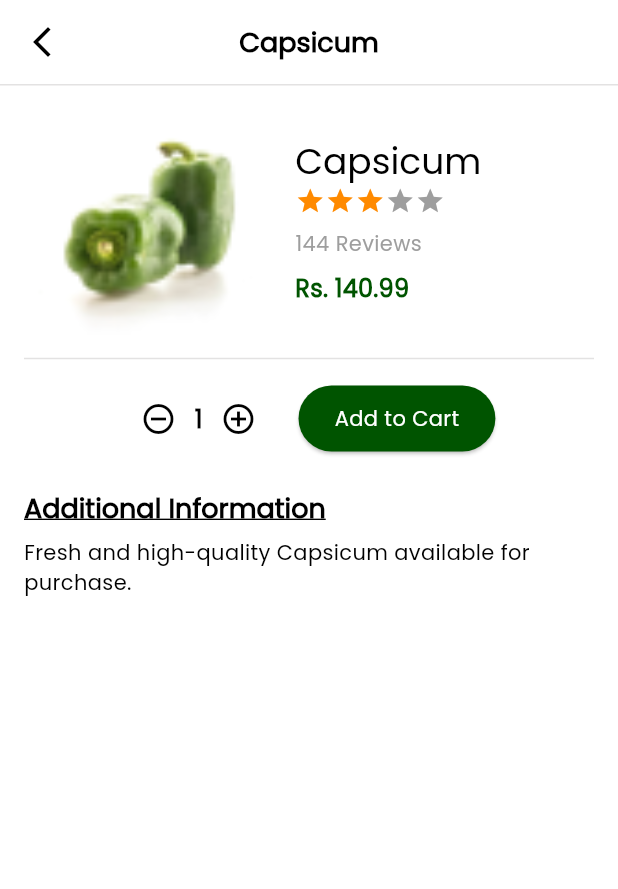
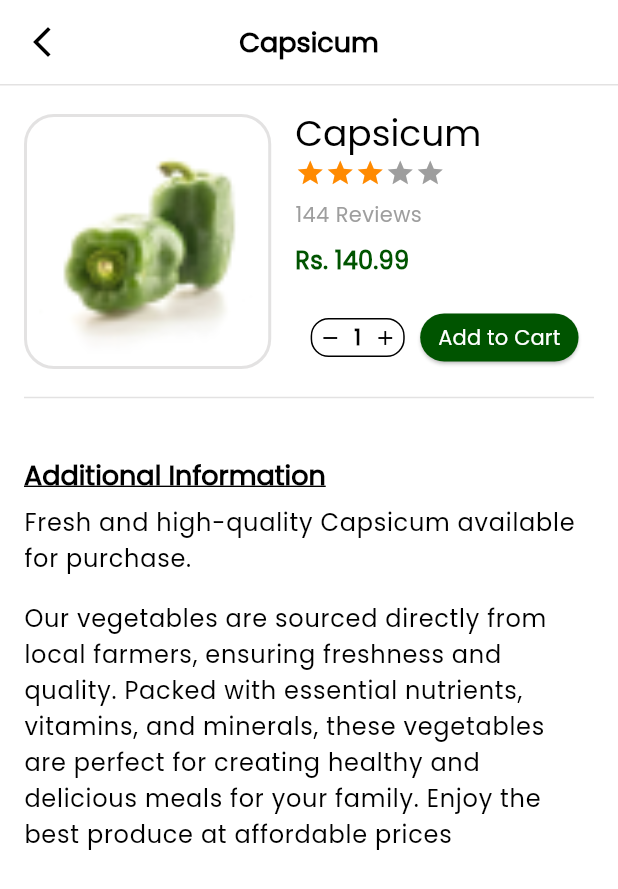
Before and after one commit to Sunichiii/laliguras_shopkeeper_app, a Flutter app: the BulkOrderPage screen opened by its route, after a tap on "Capsicum", on a phone screen of 412 x 824 dp. Shown: the top 889 px of the screen. Run offline on Flutter 3.47's test engine with Material 3 defaults, Android fonts, the light colour scheme and no system bars.

Commit message:
added changes to UI

```diff
--- a/lib/presentation/screens/primary screens/shopkeeper_homepage.dart
+++ b/lib/presentation/screens/primary screens/shopkeeper_homepage.dart
@@ -1,7 +1,7 @@
 import 'package:flutter/material.dart';
 import 'package:laliguras_shopkeeper/widgets/custom%20bars/homepage_appbar.dart';
+import 'package:laliguras_shopkeeper/widgets/custom%20buttons/basket_button.dart';
 import 'package:provider/provider.dart';
-import '../../../core/themes/colors.dart';
 import '../../../providers/vegetable_provider.dart';
 import '../../../views/features/offer_slider.dart';
 import '../../../views/products/vegetable_grid.dart';
@@ -69,13 +69,7 @@ class ShopkeeperHomepage extends StatelessWidget {
         ),
       ),
       // Basket Button (FAB)
-      floatingActionButton: FloatingActionButton(
-        onPressed: () {
-          Navigator.pushNamed(context, '/basket');
-        },
-        backgroundColor: AppColors.primary,
-        child: const Icon(Icons.shopping_basket_outlined),
-      ),
+      floatingActionButton: const BasketButton(),
       bottomNavigationBar: const BottomNavbar(),
     );
   }
--- a/lib/presentation/screens/secondary screens/product_details_page.dart
+++ b/lib/presentation/screens/secondary screens/product_details_page.dart
@@ -1,9 +1,11 @@
 import 'package:flutter/material.dart';
+import 'package:laliguras_shopkeeper/widgets/custom%20buttons/add_to_cart_button.dart';
 import 'package:provider/provider.dart';
 import '../../../core/themes/colors.dart';
 import '../../../providers/cart_provider.dart';
 import '../../../providers/vegetable_provider.dart';
 import '../../../widgets/custom bars/secondary_appbar.dart';
+import '../../../widgets/custom buttons/quantity_selector_inverse.dart';
 
 class ProductDetailsPage extends StatefulWidget {
   const ProductDetailsPage({super.key});
@@ -14,6 +16,10 @@ class ProductDetailsPage extends StatefulWidget {
 
 class _ProductDetailsPageState extends State<ProductDetailsPage> {
   int quantity = 1; // Default quantity
+
+  // Long description applicable to all vegetables
+  final String longDescription =
+      "Our vegetables are sourced directly from local farmers, ensuring freshness and quality. Packed with essential nutrients, vitamins, and minerals, these vegetables are perfect for creating healthy and delicious meals for your family. Enjoy the best produce at affordable prices";
 
   @override
   Widget build(BuildContext context) {
@@ -46,9 +52,14 @@ class _ProductDetailsPageState extends State<ProductDetailsPage> {
               Row(
                 mainAxisAlignment: MainAxisAlignment.spaceEvenly,
                 children: [
-                  // Vegetable Image
-                  SizedBox(
+                  // Vegetable Image with Circular Rectangular Border
+                  Container(
                     width: MediaQuery.of(context).size.width * 0.4,
+                    padding: const EdgeInsets.all(8),
+                    decoration: BoxDecoration(
+                      border: Border.all(color: AppColors.grey, width: 2),
+                      borderRadius: BorderRadius.circular(20),
+                    ),
                     child: Image.asset(
                       vegetable.imagePath,
                       height: 150,
@@ -89,6 +100,44 @@ class _ProductDetailsPageState extends State<ProductDetailsPage> {
                               .titleMedium!
                               .copyWith(color: AppColors.primary),
                         ),
+                        const SizedBox(height: 16),
+                        // Quantity Selector and Add to Cart
+                        Row(
+                          mainAxisAlignment: MainAxisAlignment.spaceEvenly,
+                          children: [
+                            QuantitySelectorInverse(
+                              quantity: quantity,
+                              onAdd: () {
+                                setState(() {
+                                  quantity++;
+                                });
+                              },
+                              onSubtract: () {
+                                if (quantity > 1) {
+                                  setState(() {
+                                    quantity--;
+                                  });
+                                }
+                              },
+                            ),
+                            AddToCartButtonButton(
+                              onPressed: () {
+                                // Add the selected item to the cart
+                                cartProvider.addToCart(vegetable, quantity);
+
+                                // Show a confirmation message
+                                ScaffoldMessenger.of(context).showSnackBar(
+                                  SnackBar(
+                                    content: Text(
+                                      'Added $quantity ${vegetable.name}(s) to your cart!',
+                                    ),
+                                  ),
+                                );
+                              },
+                              text: 'Add to Cart',
+                            ),
+                          ],
+                        ),
                       ],
                     ),
                   ),
@@ -102,63 +151,6 @@ class _ProductDetailsPageState extends State<ProductDetailsPage> {
                 color: AppColors.grey,
               ),
 
-              // Quantity Selector and Add to Cart
-              Row(
-                mainAxisAlignment: MainAxisAlignment.center,
-                children: [
-                  IconButton(
-                    onPressed: () {
-                      if (quantity > 1) {
-                        setState(() {
-                          quantity--;
-                        });
-                      }
-                    },
-                    icon: const Icon(Icons.remove_circle_outline),
-                  ),
-                  Text(
-                    quantity.toString(),
-                    style: Theme.of(context).textTheme.titleMedium,
-                  ),
-                  IconButton(
-                    onPressed: () {
-                      setState(() {
-                        quantity++;
-                      });
-                    },
-                    icon: const Icon(Icons.add_circle_outline),
-                  ),
-                  const SizedBox(width: 16),
-                  ElevatedButton(
-                    onPressed: () {
-                      // Add the selected item to the cart
-                      cartProvider.addToCart(vegetable, quantity);
-
-                      // Show a confirmation message
-                      ScaffoldMessenger.of(context).showSnackBar(
-                        SnackBar(
-                          content: Text(
-                            'Added $quantity ${vegetable.name}(s) to your cart!',
-                          ),
-                        ),
-                      );
-                    },
-                    style: ElevatedButton.styleFrom(
-                      backgroundColor: AppColors.primary,
-                      padding: const EdgeInsets.symmetric(
-                          vertical: 12.0, horizontal: 24.0),
-                    ),
-                    child: Text(
-                      'Add to Cart',
-                      style: Theme.of(context)
-                          .textTheme
-                          .bodyMedium
-                          ?.copyWith(color: AppColors.background),
-                    ),
-                  ),
-                ],
-              ),
-
               // Additional Information Section
               const SizedBox(height: 24),
               Text(
@@ -170,7 +162,14 @@ class _ProductDetailsPageState extends State<ProductDetailsPage> {
               const SizedBox(height: 8),
               Text(
                 "Fresh and high-quality ${vegetable.name} available for purchase.",
-                style: Theme.of(context).textTheme.bodyMedium,
+                style: Theme.of(context).textTheme.bodyLarge,
+              ),
+              const SizedBox(height: 16),
+
+              // Long Description Section
+              Text(
+                longDescription,
+                style: Theme.of(context).textTheme.bodyLarge,
               ),
             ],
           ),
--- a/lib/views/cards/bulkorder_card.dart
+++ b/lib/views/cards/bulkorder_card.dart
@@ -3,7 +3,9 @@ import 'package:provider/provider.dart';
 import '../../core/themes/colors.dart';
 import '../../models/vegetable_model.dart';
 import '../../providers/bulkorder_provider.dart';
+import '../../providers/cart_provider.dart';
 import '../../widgets/custom buttons/add_button.dart';
+import '../../widgets/custom buttons/quantity_selector_button.dart';
 import '../../widgets/custom buttons/view_more_button.dart';
 
 class BulkOrderCard extends StatelessWidget {
@@ -23,6 +25,7 @@ class BulkOrderCard extends StatelessWidget {
   @override
   Widget build(BuildContext context) {
     final bulkOrderProvider = context.read<BulkOrderProvider>();
+    final cartProvider = context.read<CartProvider>();
 
     return Container(
       margin: const EdgeInsets.only(bottom: 16),
@@ -51,8 +54,8 @@ class BulkOrderCard extends StatelessWidget {
                     Text(
                       title,
                       style: Theme.of(context).textTheme.titleLarge?.copyWith(
-                            color: Colors.red,
-                          ),
+                        color: Colors.red,
+                      ),
                     ),
                     const SizedBox(height: 4),
                     Text(
@@ -111,32 +114,18 @@ class BulkOrderCard extends StatelessWidget {
                         ),
                       ),
                       // Quantity Controls
-                      Row(
-                        mainAxisAlignment: MainAxisAlignment.center,
-                        children: [
-                          IconButton(
-                            padding: EdgeInsets.zero,
-                            constraints: const BoxConstraints(),
-                            onPressed: () => bulkOrderProvider
-                                .decrementQuantity(vegetable.name),
-                            icon: const Icon(Icons.remove, size: 16),
-                          ),
-                          Text(
-                            bulkOrderProvider
-                                .getQuantity(vegetable.name)
-                                .toString(),
-                            style: Theme.of(context).textTheme.bodySmall,
-                          ),
-                          IconButton(
-                            padding: EdgeInsets.zero,
-                            constraints: const BoxConstraints(),
-                            onPressed: () => bulkOrderProvider
-                                .incrementQuantity(vegetable.name),
-                            icon: const Icon(Icons.add, size: 16),
-                          ),
-                        ],
+                      QuantitySelector(
+                        quantity: bulkOrderProvider.getQuantity(vegetable.name),
+                        onAdd: () =>
+                            bulkOrderProvider.incrementQuantity(vegetable.name),
+                        onSubtract: () =>
+                            bulkOrderProvider.decrementQuantity(vegetable.name),
+                        iconSize: 14.0, // Smaller icons for this page
+                        fontSize: 14.0, // Smaller font size for this page
+                        padding: const EdgeInsets.symmetric(
+                            horizontal: 6, vertical: 2), // Smaller padding
                       ),
-
+                      const SizedBox(width: 8),
                       // Price
                       Expanded(
                         flex: 1,
@@ -150,11 +139,37 @@ class BulkOrderCard extends StatelessWidget {
                       // Add Button
                       AddButton(
                         onPressed: () {
-                          // Handle add order logic
+                          // Add bulk quantity of the product to the cart
+                          final quantity =
+                          bulkOrderProvider.getQuantity(vegetable.name);
+
+                          if (quantity > 0) {
+                            cartProvider.addToCart(vegetable, quantity);
+
+                            // Show a confirmation message
+                            ScaffoldMessenger.of(context).showSnackBar(
+                              SnackBar(
+                                content: Text(
+                                  'Added $quantity ${vegetable.name}(s) to your cart!',
+                                ),
+                              ),
+                            );
+                          } else {
+                            ScaffoldMessenger.of(context).showSnackBar(
+                              const SnackBar(
+                                content: Text(
+                                  'Please select a quantity greater than zero.',
+                                ),
+                              ),
+                            );
+                          }
                         },
                       ),
                     ],
                   ),
+                  // Add vertical spacing between items
+                  if (vegetable != vegetables.last)
+                    const SizedBox(height: 12), // Add spacing only between items
                 ],
               );
             }).toList(),
--- a/lib/widgets/custom buttons/add_button.dart
+++ b/lib/widgets/custom buttons/add_button.dart
@@ -16,7 +16,7 @@ class AddButton extends StatelessWidget {
       child: ElevatedButton(
         style: ElevatedButton.styleFrom(
           backgroundColor: Theme.of(context).colorScheme.primary,
-          padding: const EdgeInsets.symmetric(vertical: 4.0), // Minimal vertical padding
+          padding: const EdgeInsets.symmetric(vertical: 2.0), // Minimal vertical padding
           shape: RoundedRectangleBorder(
             borderRadius: BorderRadius.circular(8.0), // Small rounded edges
           ),
--- /dev/null
+++ b/lib/widgets/custom buttons/add_to_cart_button.dart
@@ -0,0 +1,49 @@
+import 'package:flutter/material.dart';
+import '../../core/themes/colors.dart';
+
+class AddToCartButtonButton extends StatelessWidget {
+  final VoidCallback onPressed;
+  final String text;
+  final Color backgroundColor;
+  final Color textColor;
+  final double verticalPadding;
+  final double horizontalPadding;
+  final double borderRadius;
+
+  const AddToCartButtonButton({
+    super.key,
+    required this.onPressed,
+    required this.text,
+    this.backgroundColor = AppColors.primary,
+    this.textColor = AppColors.background,
+    this.verticalPadding = 6.0, // Reduced vertical padding
+    this.horizontalPadding = 12.0, // Reduced horizontal padding
+    this.borderRadius = 18.0, // Adjusted border radius for smaller size
+  });
+
+  @override
+  Widget build(BuildContext context) {
+    return ElevatedButton(
+      onPressed: onPressed,
+      style: ElevatedButton.styleFrom(
+        backgroundColor: backgroundColor,
+        padding: EdgeInsets.symmetric(
+          vertical: verticalPadding,
+          horizontal: horizontalPadding,
+        ),
+        shape: RoundedRectangleBorder(
+          borderRadius: BorderRadius.circular(borderRadius),
+        ),
+        minimumSize: const Size(80, 32), // Adjusted minimum size
+      ),
+      child: Text(
+        text,
+        style: TextStyle(
+          color: textColor,
+          fontSize: 14, // Reduced font size
+          fontWeight: FontWeight.w500,
+        ),
+      ),
+    );
+  }
+}
--- /dev/null
+++ b/lib/widgets/custom buttons/basket_button.dart
@@ -0,0 +1,18 @@
+import 'package:flutter/material.dart';
+
+import '../../core/themes/colors.dart';
+
+class BasketButton extends StatelessWidget {
+  const BasketButton({super.key});
+
+  @override
+  Widget build(BuildContext context) {
+    return FloatingActionButton(
+      onPressed: () {
+        Navigator.pushNamed(context, '/basket');
+      },
+      backgroundColor: AppColors.primary,
+      child: const Icon(Icons.shopping_cart_outlined),
+    );
+  }
+}
--- /dev/null
+++ b/lib/widgets/custom buttons/quantity_selector_button.dart
@@ -0,0 +1,126 @@
+// import 'package:flutter/material.dart';
+// import '../../../core/themes/colors.dart';
+//
+// class QuantitySelector extends StatelessWidget {
+//   final int quantity;
+//   final VoidCallback onAdd;
+//   final VoidCallback onSubtract;
+//
+//   const QuantitySelector({
+//     super.key,
+//     required this.quantity,
+//     required this.onAdd,
+//     required this.onSubtract,
+//   });
+//
+//   @override
+//   Widget build(BuildContext context) {
+//     return Container(
+//       decoration: BoxDecoration(
+//         color: AppColors.primary,
+//         borderRadius: BorderRadius.circular(20),
+//       ),
+//       padding: const EdgeInsets.symmetric(horizontal: 8, vertical: 2),
+//       child: Row(
+//         children: [
+//           // Subtract Button
+//           GestureDetector(
+//             onTap: onSubtract,
+//             child: const Icon(
+//               Icons.remove,
+//               color: Colors.white,
+//               size: 18,
+//             ),
+//           ),
+//           const SizedBox(width: 8),
+//           // Quantity Text
+//           Text(
+//             quantity.toString(),
+//             style: const TextStyle(
+//               color: Colors.white,
+//               fontSize: 16,
+//               fontWeight: FontWeight.bold,
+//             ),
+//           ),
+//           const SizedBox(width: 8),
+//           // Add Button
+//           GestureDetector(
+//             onTap: onAdd,
+//             child: const Icon(
+//               Icons.add,
+//               color: Colors.white,
+//               size: 18,
+//             ),
+//           ),
+//         ],
+//       ),
+//     );
+//   }
+// }
+
+
+import 'package:flutter/material.dart';
+import '../../../core/themes/colors.dart';
+
+class QuantitySelector extends StatelessWidget {
+  final int quantity;
+  final VoidCallback onAdd;
+  final VoidCallback onSubtract;
+  final double iconSize;
+  final double fontSize;
+  final EdgeInsets padding;
+
+  const QuantitySelector({
+    super.key,
+    required this.quantity,
+    required this.onAdd,
+    required this.onSubtract,
+    this.iconSize = 18.0, // Default icon size
+    this.fontSize = 16.0, // Default font size
+    this.padding = const EdgeInsets.symmetric(horizontal: 8, vertical: 4), // Default padding
+  });
+
+  @override
+  Widget build(BuildContext context) {
+    return Container(
+      decoration: BoxDecoration(
+        color: AppColors.primary,
+        borderRadius: BorderRadius.circular(20),
+      ),
+      padding: padding,
+      child: Row(
+        children: [
+          // Subtract Button
+          GestureDetector(
+            onTap: onSubtract,
+            child: Icon(
+              Icons.remove,
+              color: Colors.white,
+              size: iconSize,
+            ),
+          ),
+          SizedBox(width: iconSize / 2), // Adjust spacing based on icon size
+          // Quantity Text
+          Text(
+            quantity.toString(),
+            style: TextStyle(
+              color: Colors.white,
+              fontSize: fontSize,
+              fontWeight: FontWeight.bold,
+            ),
+          ),
+          SizedBox(width: iconSize / 2), // Adjust spacing based on icon size
+          // Add Button
+          GestureDetector(
+            onTap: onAdd,
+            child: Icon(
+              Icons.add,
+              color: Colors.white,
+              size: iconSize,
+            ),
+          ),
+        ],
+      ),
+    );
+  }
+}
--- /dev/null
+++ b/lib/widgets/custom buttons/quantity_selector_inverse.dart
@@ -0,0 +1,57 @@
+import 'package:flutter/material.dart';
+
+class QuantitySelectorInverse extends StatelessWidget {
+  final int quantity;
+  final VoidCallback onAdd;
+  final VoidCallback onSubtract;
+
+  const QuantitySelectorInverse({
+    super.key,
+    required this.quantity,
+    required this.onAdd,
+    required this.onSubtract,
+  });
+
+  @override
+  Widget build(BuildContext context) {
+    return Container(
+      decoration: BoxDecoration(
+        color: Colors.white,
+        border: Border.all(color: Colors.black), // Black border
+        borderRadius: BorderRadius.circular(12), // Smaller radius
+      ),
+      padding: const EdgeInsets.symmetric(horizontal: 4, vertical: 2), // Reduced padding
+      child: Row(
+        mainAxisSize: MainAxisSize.min,
+        children: [
+          GestureDetector(
+            onTap: onSubtract,
+            child: const Icon(
+              Icons.remove,
+              color: Colors.black, // Black icon
+              size: 16, // Smaller size
+            ),
+          ),
+          const SizedBox(width: 8),
+          Text(
+            quantity.toString(),
+            style: const TextStyle(
+              color: Colors.black, // Black text
+              fontSize: 14, // Smaller font size
+              fontWeight: FontWeight.bold,
+            ),
+          ),
+          const SizedBox(width: 8),
+          GestureDetector(
+            onTap: onAdd,
+            child: const Icon(
+              Icons.add,
+              color: Colors.black, // Black icon
+              size: 16, // Smaller size
+            ),
+          ),
+        ],
+      ),
+    );
+  }
+}
```
Also changed, not shown: lib/presentation/screens/secondary screens/cart_page.dart (+28 -28 lines), lib/presentation/screens/secondary screens/payment_page.dart (+3 -24 lines).
